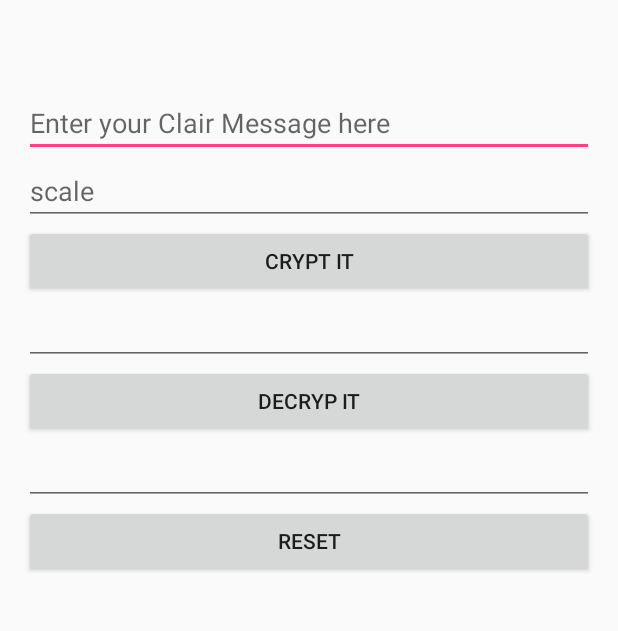
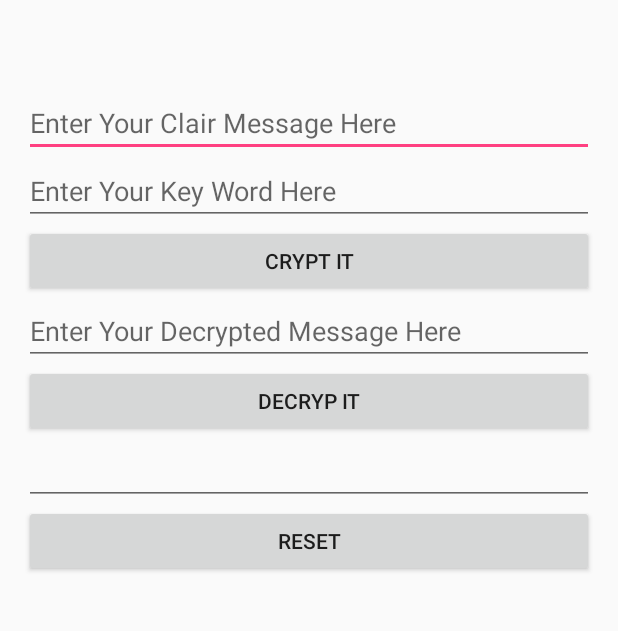
Before and after one commit to Aimene-BAHRI/CryptoMiniProject, an Android app: the classicalCrypto screen opened directly, with no data from a screen before it, after a tap on "CRYPTO VIGINER", on a phone screen of 412 x 824 dp, the part 137-768 px from its top. Run offline under Robolectric (Android 15) with nearby library versions, the light colour scheme and no system bars.

Commit message:
add ctypro viginer function

```diff
--- a/app/src/main/java/com/example/aimene/crypto/classicalCrypto.java
+++ b/app/src/main/java/com/example/aimene/crypto/classicalCrypto.java
@@ -4,10 +4,9 @@ import android.content.Intent;
 import android.support.v7.app.AppCompatActivity;
 import android.os.Bundle;
 import android.view.View;
-import android.view.View.*;
 import android.widget.Button;
 
-public class classicalCrypto extends AppCompatActivity implements OnClickListener{
+public class classicalCrypto extends AppCompatActivity implements View.OnClickListener{
     Button cesar;
     Button viginer;
 
@@ -15,8 +14,10 @@ public class classicalCrypto extends AppCompatActivity implements OnClickListene
     protected void onCreate(Bundle savedInstanceState) {
         super.onCreate(savedInstanceState);
         setContentView(R.layout.activity_classical_crypto);
+
         cesar = (Button) findViewById(R.id.cesar);
         cesar.setOnClickListener(this);
+
         viginer = (Button) findViewById(R.id.viginer);
         viginer.setOnClickListener(this);
     }
@@ -29,9 +30,11 @@ public class classicalCrypto extends AppCompatActivity implements OnClickListene
                 startActivity(intent);
                 break;
             case R.id.viginer:
-                Intent intent2 = new Intent(this, viginer.class);
-                startActivity(intent2);
+                Intent intent1 = new Intent(this, viginer.class);
+                startActivity(intent1);
                 break;
+            default:
+                return ;
         }
     }
 }
--- a/app/src/main/res/layout/activity_viginer.xml
+++ b/app/src/main/res/layout/activity_viginer.xml
@@ -24,13 +24,13 @@
             android:inputType="textPersonName"
             android:ems="10"
             android:id="@+id/clairText"
-            android:hint="Enter your Clair Message here"/>
+            android:hint="Enter Your Clair Message Here"/>
 
         <EditText
             android:layout_width="match_parent"
             android:layout_height="wrap_content"
-            android:inputType="number"
-            android:hint="scale"
+            android:inputType="textPersonName"
+            android:hint="Enter Your Key Word Here"
             android:ems="10"
             android:id="@+id/scale" />
 
@@ -45,6 +45,7 @@
             android:layout_height="wrap_content"
             android:inputType="textPersonName"
             android:ems="10"
+            android:hint="Enter Your Decrypted Message Here"
             android:id="@+id/cephirText" />
 
         <Button
@@ -64,7 +65,7 @@
             android:text="reset"
             android:layout_width="match_parent"
             android:layout_height="wrap_content"
-            android:id="@+id/reset" />
+            android:id="@+id/btnReset" />
     </LinearLayout>
 
     <TextView
```
Also changed, not shown: app/src/main/AndroidManifest.xml (+12 -6 lines), app/src/main/java/com/example/aimene/crypto/cesar.java (+16 -5 lines), app/src/main/java/com/example/aimene/crypto/viginer.java (+31 -8 lines).
